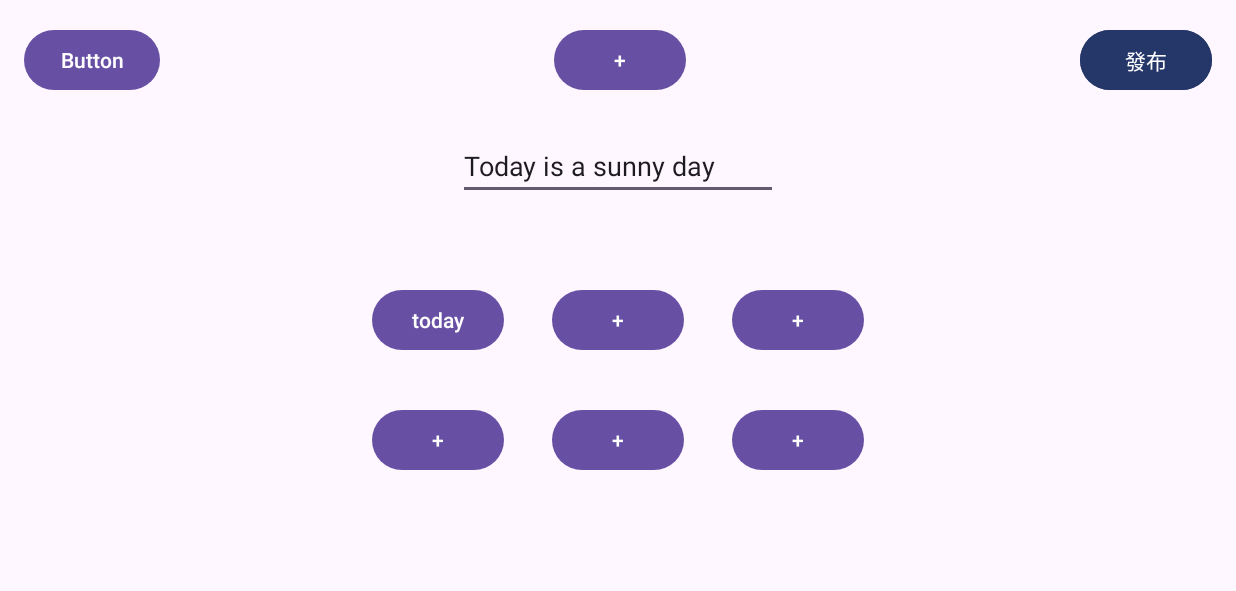
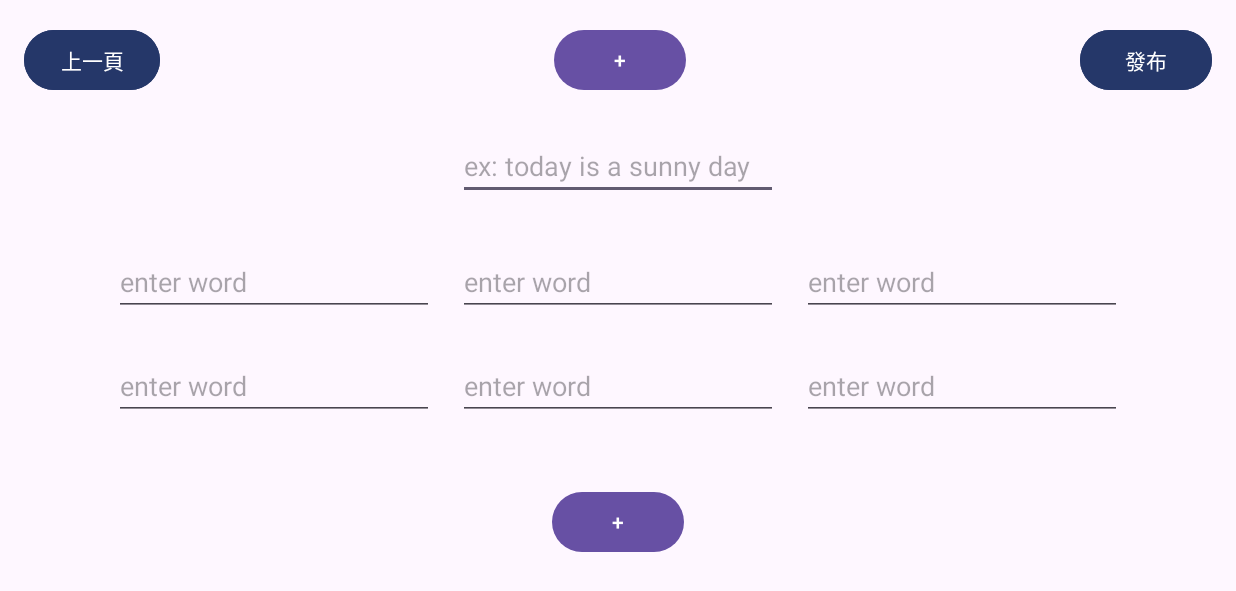
Before and after one commit to D1018600/Language_studying_app, an Android app: the DesignStageActivity screen opened directly, with no data from a screen before it, on a phone screen of 824 x 412 dp (held sideways). Shown: the top 591 px of the screen. Run offline under Robolectric (Android 15) with nearby library versions, the phone set to English and light mode, and no system bars.

Commit message:
updated a few return button

```diff
--- a/app/src/main/AndroidManifest.xml
+++ b/app/src/main/AndroidManifest.xml
@@ -14,7 +14,8 @@
         tools:targetApi="31">
         <activity
             android:name=".DesignRecordActivity"
-            android:exported="false" />
+            android:exported="false"
+            android:screenOrientation="landscape" />
         <activity
             android:name=".ResultScreen"
             android:exported="false" />
--- a/app/src/main/java/fcu/app/language_studying_app/DesignRecordActivity.java
+++ b/app/src/main/java/fcu/app/language_studying_app/DesignRecordActivity.java
@@ -1,6 +1,9 @@
 package fcu.app.language_studying_app;
 
+import android.content.Intent;
 import android.os.Bundle;
+import android.view.View;
+import android.widget.Button;
 
 import androidx.activity.EdgeToEdge;
 import androidx.appcompat.app.AppCompatActivity;
@@ -9,6 +12,8 @@ import androidx.core.view.ViewCompat;
 import androidx.core.view.WindowInsetsCompat;
 
 public class DesignRecordActivity extends AppCompatActivity {
+    private Button btnReturn;
+    private Button btnAddStage;
 
     @Override
     protected void onCreate(Bundle savedInstanceState) {
@@ -20,5 +25,23 @@ public class DesignRecordActivity extends AppCompatActivity {
             v.setPadding(systemBars.left, systemBars.top, systemBars.right, systemBars.bottom);
             return insets;
         });
+
+        btnReturn = findViewById(R.id.btn_return_design_record);
+        btnAddStage = findViewById(R.id.btn_add_stage);
+        View.OnClickListener listener = new View.OnClickListener() {
+            @Override
+            public void onClick(View view) {
+                Intent intent = new Intent();
+                if(view.getId() == R.id.btn_return_design_record){
+                    intent.setClass(DesignRecordActivity.this, SelectIdActivity.class);
+                }
+                if(view.getId() == R.id.btn_add_stage){
+                    intent.setClass(DesignRecordActivity.this, DesignStageActivity.class);
+                }
+                DesignRecordActivity.this.startActivity(intent);
+            }
+        };
+        btnReturn.setOnClickListener(listener);
+        btnAddStage.setOnClickListener(listener);
     }
 }
--- a/app/src/main/java/fcu/app/language_studying_app/DesignStageActivity.java
+++ b/app/src/main/java/fcu/app/language_studying_app/DesignStageActivity.java
@@ -1,6 +1,10 @@
 package fcu.app.language_studying_app;
 
+import android.content.Intent;
 import android.os.Bundle;
+import android.view.View;
+import android.widget.Button;
+import android.widget.EditText;
 
 import androidx.activity.EdgeToEdge;
 import androidx.appcompat.app.AppCompatActivity;
@@ -9,6 +13,10 @@ import androidx.core.view.ViewCompat;
 import androidx.core.view.WindowInsetsCompat;
 
 public class DesignStageActivity extends AppCompatActivity {
+    private Button btnReturn;
+    private EditText etTopic;
+    private Button btnAddWord;
+
 
     @Override
     protected void onCreate(Bundle savedInstanceState) {
@@ -20,5 +28,19 @@ public class DesignStageActivity extends AppCompatActivity {
             v.setPadding(systemBars.left, systemBars.top, systemBars.right, systemBars.bottom);
             return insets;
         });
+
+        btnReturn = findViewById(R.id.btn_return_design_stage);
+        etTopic = findViewById(R.id.et_topic);
+        btnAddWord = findViewById(R.id.btn_add_word);
+        View.OnClickListener listener = new View.OnClickListener() {
+            @Override
+            public void onClick(View view) {
+                Intent intent = new Intent();
+                intent.setClass(DesignStageActivity.this, DesignRecordActivity.class);
+                DesignStageActivity.this.startActivity(intent);
+            }
+        };
+        btnReturn.setOnClickListener(listener);
+        btnAddWord.setOnClickListener(listener);
     }
 }
--- a/app/src/main/java/fcu/app/language_studying_app/SelectIdActivity.java
+++ b/app/src/main/java/fcu/app/language_studying_app/SelectIdActivity.java
@@ -37,7 +37,7 @@ public class SelectIdActivity extends AppCompatActivity {
                 if (view.getId() == R.id.btn_learn) {
                     intent.setClass(SelectIdActivity.this, WorldActivity.class);
                 } else if (view.getId() == R.id.btn_design) {
-                    intent.setClass(SelectIdActivity.this, DesignStageActivity.class);
+                    intent.setClass(SelectIdActivity.this, DesignRecordActivity.class);
                 }
 
                 startActivity(intent);
--- a/app/src/main/res/layout/activity_design_record.xml
+++ b/app/src/main/res/layout/activity_design_record.xml
@@ -24,6 +24,7 @@
         android:layout_width="wrap_content"
         android:layout_height="wrap_content"
         android:layout_marginBottom="16dp"
+        android:backgroundTint="#253769"
         android:fontFamily="@font/chinese_font"
         android:text="新增關卡"
         app:layout_constraintBottom_toBottomOf="parent"
@@ -44,14 +45,16 @@
             android:layout_width="match_parent"
             android:layout_height="wrap_content"
             android:text="stage1"
-            android:textAppearance="@style/TextAppearance.AppCompat.Medium" />
+            android:textAppearance="@style/TextAppearance.AppCompat.Medium"
+            android:textSize="24sp" />
 
         <TextView
             android:id="@+id/textView9"
             android:layout_width="match_parent"
             android:layout_height="wrap_content"
             android:text="stage2"
-            android:textAppearance="@style/TextAppearance.AppCompat.Medium" />
+            android:textAppearance="@style/TextAppearance.AppCompat.Medium"
+            android:textSize="24sp" />
     </LinearLayout>
 
     <Button
@@ -60,7 +63,9 @@
         android:layout_height="wrap_content"
         android:layout_marginStart="16dp"
         android:layout_marginTop="16dp"
-        android:text="Button"
+        android:backgroundTint="#253769"
+        android:fontFamily="@font/chinese_font"
+        android:text="上一頁"
         app:layout_constraintStart_toStartOf="parent"
         app:layout_constraintTop_toTopOf="parent" />
 
--- a/app/src/main/res/layout/activity_design_stage.xml
+++ b/app/src/main/res/layout/activity_design_stage.xml
@@ -13,7 +13,9 @@
         android:layout_height="wrap_content"
         android:layout_marginStart="16dp"
         android:layout_marginTop="16dp"
-        android:text="Button"
+        android:backgroundTint="#253769"
+        android:fontFamily="@font/chinese_font"
+        android:text="上一頁"
         app:layout_constraintStart_toStartOf="parent"
         app:layout_constraintTop_toTopOf="parent" />
 
@@ -35,71 +37,11 @@
         android:layout_height="wrap_content"
         android:layout_marginTop="24dp"
         android:ems="10"
+        android:hint="ex: today is a sunny day"
         android:inputType="text"
-        android:text="Today is a sunny day"
         app:layout_constraintEnd_toEndOf="parent"
         app:layout_constraintStart_toStartOf="parent"
         app:layout_constraintTop_toBottomOf="@+id/btn_return_design_stage" />
-
-    <Button
-        android:id="@+id/btn_1"
-        android:layout_width="wrap_content"
-        android:layout_height="wrap_content"
-        android:layout_marginEnd="32dp"
-        android:text="today"
-        app:layout_constraintBottom_toBottomOf="@+id/btn_2"
-        app:layout_constraintEnd_toStartOf="@+id/btn_2"
-        app:layout_constraintTop_toTopOf="@+id/btn_2" />
-
-    <Button
-        android:id="@+id/btn_2"
-        android:layout_width="wrap_content"
-        android:layout_height="wrap_content"
-        android:layout_marginTop="56dp"
-        android:text="+"
-        app:layout_constraintEnd_toEndOf="parent"
-        app:layout_constraintStart_toStartOf="parent"
-        app:layout_constraintTop_toBottomOf="@+id/et_topic" />
-
-    <Button
-        android:id="@+id/btn_3"
-        android:layout_width="wrap_content"
-        android:layout_height="wrap_content"
-        android:layout_marginStart="32dp"
-        android:text="+"
-        app:layout_constraintBottom_toBottomOf="@+id/btn_2"
-        app:layout_constraintStart_toEndOf="@+id/btn_2"
-        app:layout_constraintTop_toTopOf="@+id/btn_2" />
-
-    <Button
-        android:id="@+id/btn_4"
-        android:layout_width="wrap_content"
-        android:layout_height="wrap_content"
-        android:layout_marginEnd="32dp"
-        android:text="+"
-        app:layout_constraintBottom_toBottomOf="@+id/btn_5"
-        app:layout_constraintEnd_toStartOf="@+id/btn_5"
-        app:layout_constraintTop_toTopOf="@+id/btn_5" />
-
-    <Button
-        android:id="@+id/btn_5"
-        android:layout_width="wrap_content"
-        android:layout_height="wrap_content"
-        android:layout_marginTop="32dp"
-        android:text="+"
-        app:layout_constraintEnd_toEndOf="@+id/btn_2"
-        app:layout_constraintStart_toStartOf="@+id/btn_2"
-        app:layout_constraintTop_toBottomOf="@+id/btn_2" />
-
-    <Button
-        android:id="@+id/btn_6"
-        android:layout_width="wrap_content"
-        android:layout_height="wrap_content"
-        android:layout_marginStart="32dp"
-        android:text="+"
-        app:layout_constraintBottom_toBottomOf="@+id/btn_5"
-        app:layout_constraintStart_toEndOf="@+id/btn_5"
-        app:layout_constraintTop_toTopOf="@+id/btn_5" />
 
     <Button
         android:id="@+id/btn_add_level"
@@ -111,4 +53,91 @@
         app:layout_constraintStart_toEndOf="@+id/btn_return_design_stage"
         app:layout_constraintTop_toTopOf="parent" />
 
+    <Button
+        android:id="@+id/btn_add_word"
+        android:layout_width="wrap_content"
+        android:layout_height="wrap_content"
+        android:layout_marginTop="44dp"
+        android:text="+"
+        app:layout_constraintEnd_toEndOf="parent"
+        app:layout_constraintStart_toStartOf="parent"
+        app:layout_constraintTop_toBottomOf="@+id/et_5" />
+
+    <EditText
+        android:id="@+id/et_2"
+        android:layout_width="wrap_content"
+        android:layout_height="wrap_content"
+        android:layout_marginTop="32dp"
+        android:ems="10"
+        android:hint="enter word"
+        android:inputType="text"
+        app:layout_constraintEnd_toEndOf="parent"
+        app:layout_constraintStart_toStartOf="parent"
+        app:layout_constraintTop_toBottomOf="@+id/et_topic"
+        tools:visibility="invisible" />
+
+    <EditText
+        android:id="@+id/et_3"
+        android:layout_width="wrap_content"
+        android:layout_height="wrap_content"
+        android:layout_marginStart="16dp"
+        android:ems="10"
+        android:hint="enter word"
+        android:inputType="text"
+        app:layout_constraintBottom_toBottomOf="@+id/et_2"
+        app:layout_constraintStart_toEndOf="@+id/et_2"
+        app:layout_constraintTop_toTopOf="@+id/et_2"
+        tools:visibility="invisible" />
+
+    <EditText
+        android:id="@+id/et_5"
+        android:layout_width="wrap_content"
+        android:layout_height="wrap_content"
+        android:layout_marginTop="24dp"
+        android:ems="10"
+        android:hint="enter word"
+        android:inputType="text"
+        app:layout_constraintEnd_toEndOf="@+id/et_2"
+        app:layout_constraintStart_toStartOf="@+id/et_2"
+        app:layout_constraintTop_toBottomOf="@+id/et_2"
+        tools:visibility="invisible" />
+
+    <EditText
+        android:id="@+id/et_1"
+        android:layout_width="wrap_content"
+        android:layout_height="wrap_content"
+        android:layout_marginEnd="16dp"
+        android:ems="10"
+        android:hint="enter word"
+        android:inputType="text"
+        app:layout_constraintBottom_toBottomOf="@+id/et_2"
+        app:layout_constraintEnd_toStartOf="@+id/et_2"
+        app:layout_constraintTop_toTopOf="@+id/et_2" />
+
+    <EditText
+        android:id="@+id/et_4"
+        android:layout_width="wrap_content"
+        android:layout_height="wrap_content"
+        android:layout_marginEnd="16dp"
+        android:ems="10"
+        android:hint="enter word"
+        android:inputType="text"
+        app:layout_constraintBottom_toBottomOf="@+id/et_5"
+        app:layout_constraintEnd_toStartOf="@+id/et_5"
+        app:layout_constraintTop_toTopOf="@+id/et_5"
+        tools:visibility="invisible" />
+
+    <EditText
+        android:id="@+id/et_6"
+        android:layout_width="wrap_content"
+        android:layout_height="wrap_content"
+        android:layout_marginStart="16dp"
+        android:ems="10"
+        android:hint="enter word"
+        android:inputType="text"
+        app:layout_constraintBottom_toBottomOf="@+id/et_5"
+        app:layout_constraintStart_toEndOf="@+id/et_5"
+        app:layout_constraintTop_toTopOf="@+id/et_5"
+        tools:visibility="invisible" />
+
 </androidx.constraintlayout.widget.ConstraintLayout>
```
